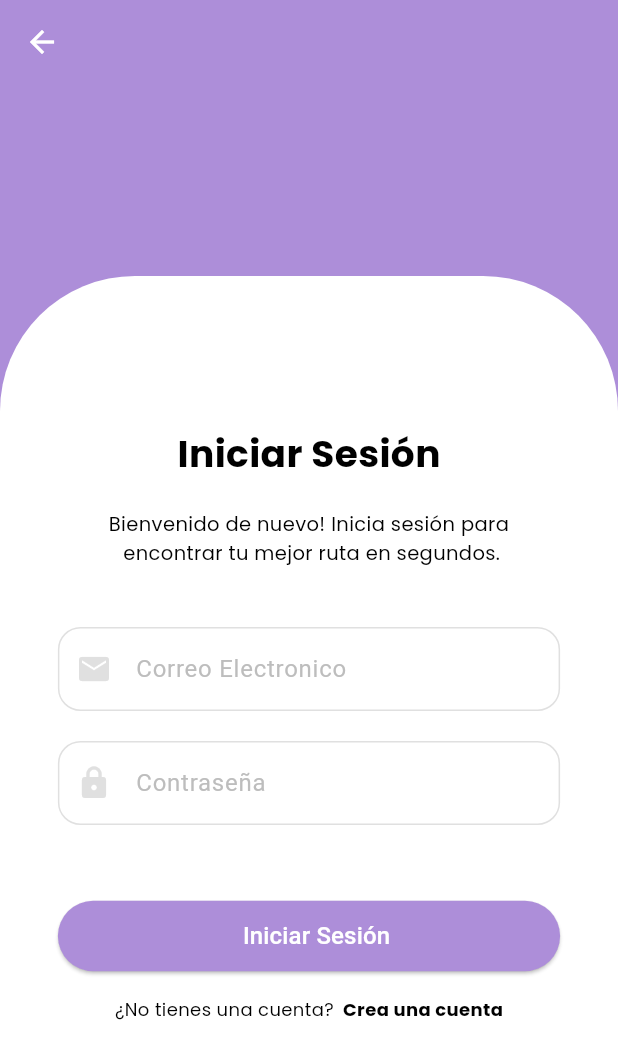
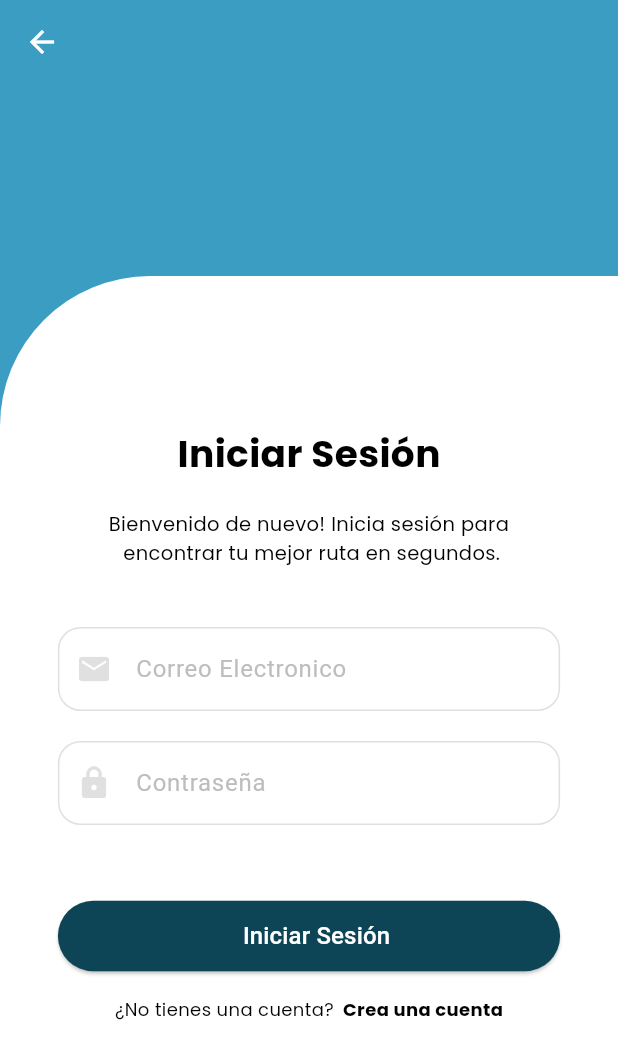
Before and after one commit to LeonelChauca/rutea-app-flutter, a Flutter app: the screen it shows after launch, after a tap on "Crear Cuenta", on a phone screen of 412 x 824 dp. Shown: the top 1059 px of the screen. Run offline on Flutter 3.47's test engine with Material 3 defaults, Android fonts, the phone set to English and light mode, and no system bars; drawn by our look-alikes of flutter_form_builder; our stand-ins replace dio, flutter_dotenv, flutter_svg, form_builder_validators, google_fonts.

Commit message:
change color themes

```diff
--- a/lib/features/auth/presentation/login_page.dart
+++ b/lib/features/auth/presentation/login_page.dart
@@ -1,6 +1,7 @@
 import 'package:flutter/material.dart';
 import 'package:google_fonts/google_fonts.dart';
 import 'package:ruteaflutter/features/auth/widgets/login_form.dart';
+import 'package:ruteaflutter/theme.dart';
 
 class LoginPage extends StatelessWidget {
   const LoginPage({super.key});
@@ -8,6 +9,7 @@ class LoginPage extends StatelessWidget {
   @override
   Widget build(BuildContext context) {
     return Scaffold(
+      backgroundColor: AppTheme.primaryColor,
       resizeToAvoidBottomInset: true,
       appBar: AppBar(
         backgroundColor: Colors.transparent,
@@ -37,8 +39,7 @@ class LoginPage extends StatelessWidget {
                     decoration: const BoxDecoration(
                       color: Colors.white,
                       borderRadius: BorderRadius.only(
-                        topLeft: Radius.circular(90),
-                        topRight: Radius.circular(90),
+                        topLeft: Radius.circular(100),
                       ),
                     ),
                     child: Column(
--- a/lib/features/auth/widgets/login_form.dart
+++ b/lib/features/auth/widgets/login_form.dart
@@ -88,7 +88,7 @@ class _LoginFormState extends State<LoginForm> {
                   }
                 },
                 style: ElevatedButton.styleFrom(
-                  backgroundColor: AppTheme.accentColor,
+                  backgroundColor: AppTheme.secondaryColor,
                   shape: RoundedRectangleBorder(
                     borderRadius: BorderRadius.circular(35),
                   ),
--- a/lib/features/welcome/presentation/welcome_page.dart
+++ b/lib/features/welcome/presentation/welcome_page.dart
@@ -9,7 +9,7 @@ class WelcomePage extends StatelessWidget {
   @override
   Widget build(BuildContext context) {
     return Scaffold(
-      backgroundColor: AppTheme.accentColor,
+      backgroundColor: AppTheme.primaryColor,
       body: Center(
         child: FractionallySizedBox(
           widthFactor: 0.8,
--- a/lib/theme.dart
+++ b/lib/theme.dart
@@ -4,14 +4,14 @@ import 'package:google_fonts/google_fonts.dart';
 class AppTheme {
   // Colores personalizados extraídos de las imágenes
   static const Color primaryColor = Color(
-    0xFFB99BE5,
+    0xFF3B9DC2,
   ); // Lavanda claro (Botones)
   static const Color colorSec = Color(0xFFFBFBFB); // Blanco muy claro (Fondo)
   static const Color secondaryColor = Color(
-    0xFFBA9CE5,
+    0xFF0D4556,
   ); // Tono de lavanda para otros elementos
   static const Color accentColor = Color(
-    0xFFAD8ED9,
+    0xFFB99BE5,
   ); // Variación de lavanda claro
 
   // Tema claro (light theme) con colorScheme
```
